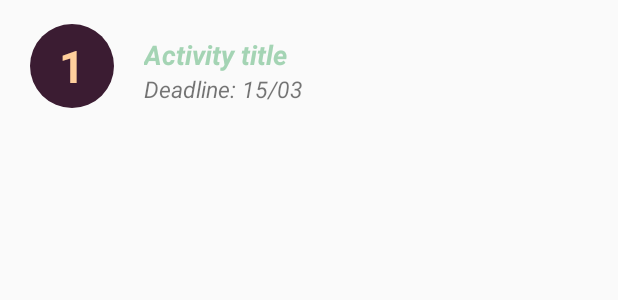
After one commit to pri-nitta/ProjetoIntegradorCTT, an Android app: the layout item_done.xml on its own in the app's theme, with its tools: preview values and no code run, on a phone screen of 412 x 824 dp. The commit adds this screen. Shown: the top 300 px of the screen. Run offline under Robolectric (Android 15) with nearby library versions, the phone set to English and light mode, and no system bars.

Commit message:
Creating items

```diff
--- a/app/build.gradle
+++ b/app/build.gradle
@@ -30,6 +30,7 @@ dependencies {
     implementation 'androidx.core:core-ktx:1.3.2'
     implementation 'androidx.appcompat:appcompat:1.2.0'
     implementation 'androidx.constraintlayout:constraintlayout:2.0.4'
+    implementation 'com.google.android.material:material:1.3.0'
     testImplementation 'junit:junit:4.12'
     androidTestImplementation 'androidx.test.ext:junit:1.1.2'
     androidTestImplementation 'androidx.test.espresso:espresso-core:3.3.0'
--- /dev/null
+++ b/app/src/main/res/drawable/img_round.xml
@@ -0,0 +1,8 @@
+<?xml version="1.0" encoding="utf-8"?>
+<shape
+        xmlns:android="http://schemas.android.com/apk/res/android"
+          android:shape="oval"
+          android:innerRadius="2dp">
+    <solid
+            android:color="#A4D4B4"/>
+        </shape>
--- /dev/null
+++ b/app/src/main/res/layout/item_done.xml
@@ -0,0 +1,55 @@
+<?xml version="1.0" encoding="utf-8"?>
+<androidx.constraintlayout.widget.ConstraintLayout
+        xmlns:android="http://schemas.android.com/apk/res/android"
+        xmlns:app="http://schemas.android.com/apk/res-auto"
+        android:layout_width="match_parent"
+        android:layout_height="80dp"
+        xmlns:tools="http://schemas.android.com/tools">
+
+
+    <TextView
+            android:id="@+id/txtPriority"
+            android:textColor="@color/colorLight"
+            android:layout_width="56dp"
+            android:layout_height="56dp"
+            android:layout_marginStart="20dp"
+            android:textSize="30sp"
+            tools:text="1"
+            android:gravity="center"
+            android:backgroundTint="@color/colorPrimaryDark"
+            android:textStyle="bold"
+            android:background="@drawable/img_round"
+            app:layout_constraintTop_toTopOf="parent"
+            app:layout_constraintBottom_toBottomOf="parent"
+            app:layout_constraintStart_toStartOf="parent"
+            android:layout_marginTop="8dp"/>
+
+    <TextView
+            android:id="@+id/txtActTitle"
+            android:textColor="@color/colorAccent"
+            android:layout_width="wrap_content"
+            android:layout_height="wrap_content"
+            android:layout_marginStart="20dp"
+            android:textSize="18sp"
+            tools:text="Activity title"
+            android:textStyle="bold|italic"
+            app:layout_constraintTop_toTopOf="@+id/txtPriority"
+            app:layout_constraintStart_toEndOf="@+id/txtPriority"
+            android:layout_marginTop="8dp"/>
+
+    <TextView
+            android:id="@+id/txtDeadline"
+            android:layout_width="wrap_content"
+            android:layout_height="wrap_content"
+            android:layout_marginStart="20dp"
+            android:textSize="15sp"
+            android:textStyle="italic"
+            android:layout_marginEnd="300dp"
+            tools:text="Deadline: 15/03"
+            app:layout_constraintTop_toBottomOf="@+id/txtActTitle"
+            app:layout_constraintStart_toEndOf="@+id/txtPriority">
+
+    </TextView>
+
+
+</androidx.constraintlayout.widget.ConstraintLayout>
```
Also changed, not shown: app/src/main/res/layout/activity_main.xml (+19 -7 lines), app/src/main/res/layout/item_doing.xml (added, +55 -0 lines), app/src/main/res/layout/item_to_do.xml (added, +54 -0 lines).
